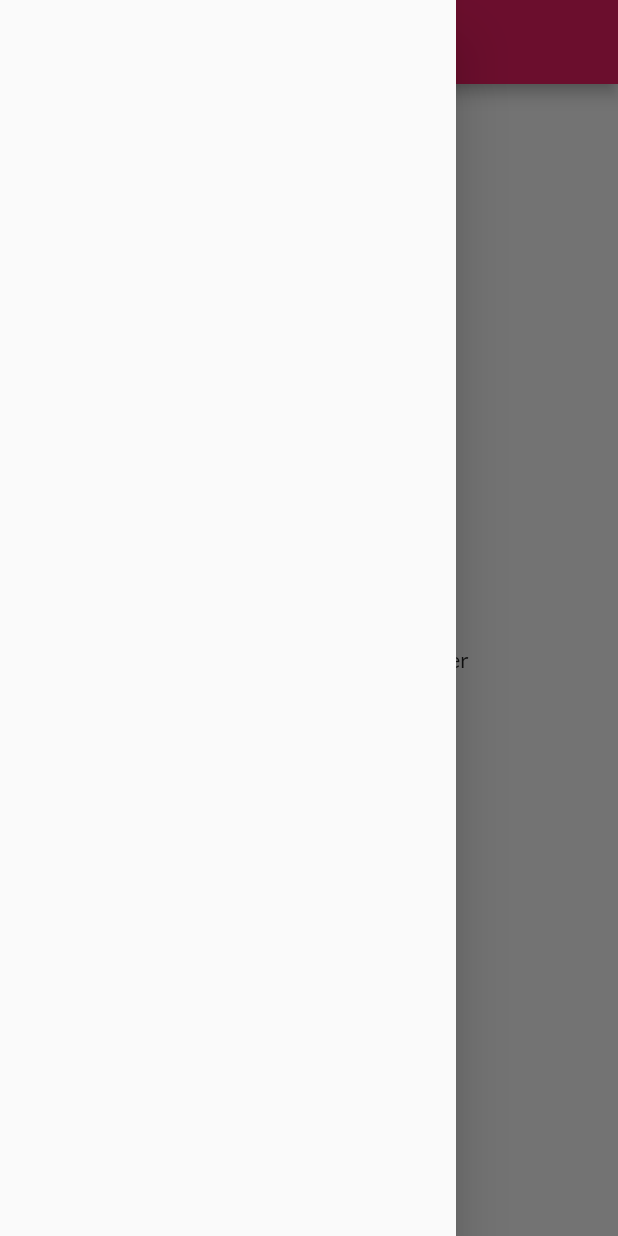
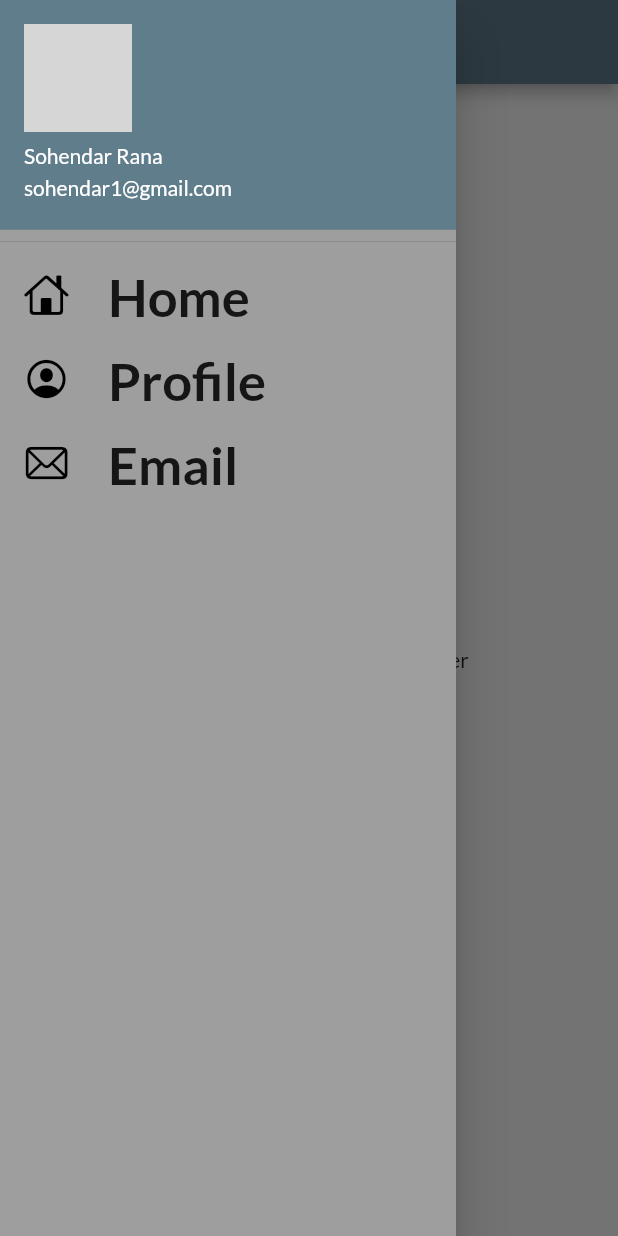
Before and after one commit to SohendarRana/FlutterCatalog_App, a Flutter app: the screen it shows after launch, with the side drawer open, on a phone screen of 412 x 824 dp. Run offline on Flutter 3.47's test engine with Material 2 defaults, Android fonts, the phone set to English and light mode, and no system bars; our stand-ins replace google_fonts; network calls fail; grey boxes are pictures that could not be loaded.

Commit message:
day 9 completed

```diff
--- a/lib/main.dart
+++ b/lib/main.dart
@@ -14,7 +14,7 @@ class MyApp extends StatelessWidget {
     return MaterialApp(
       themeMode: ThemeMode.light,
       theme: ThemeData(
-          primarySwatch: Colors.pink,
+          primarySwatch: Colors.blueGrey,
           fontFamily: GoogleFonts.lato().fontFamily),
       darkTheme: ThemeData(
         brightness: Brightness.dark,
--- a/lib/widgets/drawer.dart
+++ b/lib/widgets/drawer.dart
@@ -1,9 +1,69 @@
 // ignore_for_file: prefer_const_constructors
+import 'package:flutter/cupertino.dart';
 import 'package:flutter/material.dart';
 
 class MyDrawer extends StatelessWidget {
+  get child => null;
+
   @override
   Widget build(BuildContext context) {
-    return Drawer();
+    final imageUrl =
+        "https://yt3.ggpht.com/ytc/AKedOLRXr68KcEsw77w_IK4v-vdHpsVRKHLEnpvOoyPj=s900-c-k-c0x00ffffff-no-rj";
+    return Drawer(
+      child: Container(
+        color: Colors.grey,
+        child: ListView(
+          padding: EdgeInsets.zero,
+          children: [
+            DrawerHeader(
+              padding: EdgeInsets.zero,
+              child: UserAccountsDrawerHeader(
+                decoration: BoxDecoration(color: Colors.blueGrey),
+                accountName: Text("Sohendar Rana"),
+                accountEmail: Text("sohendar1@gmail.com"),
+                currentAccountPicture:
+                    CircleAvatar(backgroundImage: NetworkImage(imageUrl)),
+              ),
+            ),
+            ListTile(
+              leading: Icon(
+                CupertinoIcons.home,
+                color: Colors.black,
+                size: 30,
+              ),
+              title: Text(
+                "Home",
+                textScaleFactor: 2.5,
+                style: (TextStyle(fontWeight: FontWeight.bold)),
+              ),
+            ),
+            ListTile(
+              leading: Icon(
+                CupertinoIcons.profile_circled,
+                color: Colors.black,
+                size: 30,
+              ),
+              title: Text(
+                "Profile",
+                textScaleFactor: 2.5,
+                style: (TextStyle(fontWeight: FontWeight.bold)),
+              ),
+            ),
+            ListTile(
+              leading: Icon(
+                CupertinoIcons.mail,
+                color: Colors.black,
+                size: 30,
+              ),
+              title: Text(
+                "Email",
+                textScaleFactor: 2.5,
+                style: (TextStyle(fontWeight: FontWeight.bold)),
+              ),
+            ),
+          ],
+        ),
+      ),
+    );
   }
 }
```
